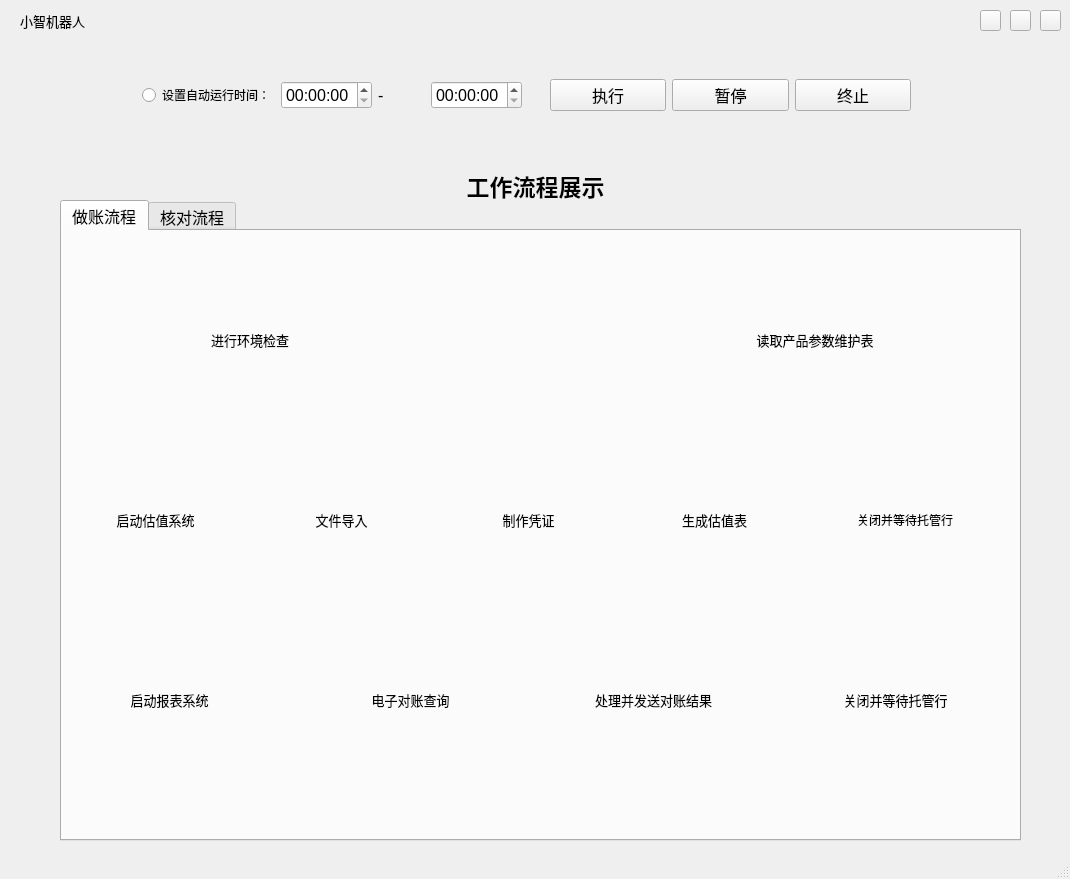
Above: uianimation/yhsb/windowsmomo.ui from buffer8848/pywinauto_samples before the change. Below: the same form after it.
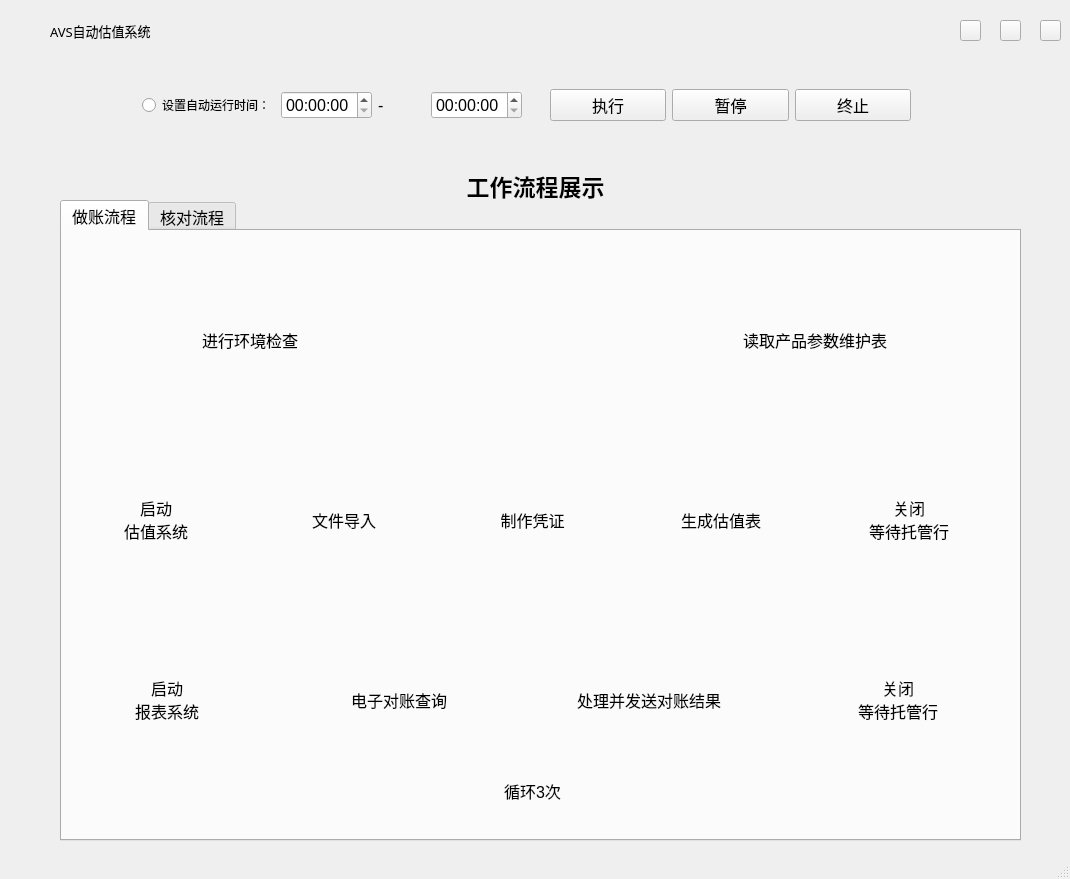
That is the form after the change.

The edit to the form file:
```diff
--- a/uianimation/yhsb/windowsmomo.ui
+++ b/uianimation/yhsb/windowsmomo.ui
@@ -26,7 +26,7 @@
     <property name="geometry">
      <rect>
       <x>142</x>
-      <y>60</y>
+      <y>70</y>
       <width>380</width>
       <height>71</height>
      </rect>
@@ -73,7 +73,7 @@
     <property name="geometry">
      <rect>
       <x>550</x>
-      <y>60</y>
+      <y>70</y>
       <width>361</width>
       <height>71</height>
      </rect>
@@ -129,9 +129,9 @@
    <widget class="QLabel" name="icon">
     <property name="geometry">
      <rect>
-      <x>20</x>
-      <y>10</y>
-      <width>141</width>
+      <x>50</x>
+      <y>20</y>
+      <width>291</width>
       <height>21</height>
      </rect>
     </property>
@@ -144,14 +144,14 @@
      </font>
     </property>
     <property name="text">
-     <string>小智机器人</string>
+     <string>AVS自动估值系统</string>
     </property>
    </widget>
    <widget class="QPushButton" name="setting">
     <property name="geometry">
      <rect>
-      <x>980</x>
-      <y>10</y>
+      <x>960</x>
+      <y>20</y>
       <width>21</width>
       <height>21</height>
      </rect>
@@ -169,8 +169,8 @@
    <widget class="QPushButton" name="min">
     <property name="geometry">
      <rect>
-      <x>1010</x>
-      <y>10</y>
+      <x>1000</x>
+      <y>20</y>
       <width>21</width>
       <height>21</height>
      </rect>
@@ -189,7 +189,7 @@
     <property name="geometry">
      <rect>
       <x>1040</x>
-      <y>10</y>
+      <y>20</y>
       <width>21</width>
       <height>21</height>
      </rect>
@@ -241,11 +241,12 @@
            <property name="font">
             <font>
              <family>Arial</family>
-             <pointsize>10</pointsize>
+             <pointsize>12</pointsize>
             </font>
            </property>
            <property name="text">
-            <string>启动报表系统</string>
+            <string>启动
+报表系统</string>
            </property>
            <property name="alignment">
             <set>Qt::AlignCenter</set>
@@ -292,7 +293,7 @@
            <property name="font">
             <font>
              <family>Arial</family>
-             <pointsize>10</pointsize>
+             <pointsize>12</pointsize>
             </font>
            </property>
            <property name="text">
@@ -343,7 +344,7 @@
            <property name="font">
             <font>
              <family>Arial</family>
-             <pointsize>10</pointsize>
+             <pointsize>12</pointsize>
             </font>
            </property>
            <property name="text">
@@ -394,11 +395,12 @@
            <property name="font">
             <font>
              <family>Arial</family>
-             <pointsize>10</pointsize>
+             <pointsize>12</pointsize>
             </font>
            </property>
            <property name="text">
-            <string>关闭并等待托管行</string>
+            <string>关闭
+等待托管行</string>
            </property>
            <property name="alignment">
             <set>Qt::AlignCenter</set>
@@ -436,7 +438,7 @@
            <property name="font">
             <font>
              <family>Arial</family>
-             <pointsize>10</pointsize>
+             <pointsize>12</pointsize>
             </font>
            </property>
            <property name="text">
@@ -487,7 +489,7 @@
            <property name="font">
             <font>
              <family>Arial</family>
-             <pointsize>10</pointsize>
+             <pointsize>12</pointsize>
             </font>
            </property>
            <property name="text">
@@ -551,11 +553,12 @@
            <property name="font">
             <font>
              <family>Arial</family>
-             <pointsize>10</pointsize>
+             <pointsize>12</pointsize>
             </font>
            </property>
            <property name="text">
-            <string>启动估值系统</string>
+            <string>启动
+估值系统</string>
            </property>
            <property name="alignment">
             <set>Qt::AlignCenter</set>
@@ -602,7 +605,7 @@
            <property name="font">
             <font>
              <family>Arial</family>
-             <pointsize>10</pointsize>
+             <pointsize>12</pointsize>
             </font>
            </property>
            <property name="text">
@@ -653,7 +656,7 @@
            <property name="font">
             <font>
              <family>Arial</family>
-             <pointsize>10</pointsize>
+             <pointsize>12</pointsize>
             </font>
            </property>
            <property name="text">
@@ -704,7 +707,7 @@
            <property name="font">
             <font>
              <family>Arial</family>
-             <pointsize>10</pointsize>
+             <pointsize>12</pointsize>
             </font>
            </property>
            <property name="text">
@@ -755,11 +758,12 @@
            <property name="font">
             <font>
              <family>Arial</family>
-             <pointsize>9</pointsize>
+             <pointsize>12</pointsize>
             </font>
            </property>
            <property name="text">
-            <string>关闭并等待托管行</string>
+            <string>关闭
+等待托管行</string>
            </property>
            <property name="alignment">
             <set>Qt::AlignCenter</set>
@@ -817,11 +821,11 @@
          <property name="font">
           <font>
            <family>Arial</family>
-           <pointsize>10</pointsize>
+           <pointsize>12</pointsize>
           </font>
          </property>
          <property name="text">
-          <string/>
+          <string>循环3次</string>
          </property>
          <property name="alignment">
           <set>Qt::AlignCenter</set>
@@ -1249,6 +1253,19 @@
      </widget>
     </widget>
    </widget>
+   <widget class="QLabel" name="iconpic">
+    <property name="geometry">
+     <rect>
+      <x>10</x>
+      <y>10</y>
+      <width>31</width>
+      <height>31</height>
+     </rect>
+    </property>
+    <property name="text">
+     <string/>
+    </property>
+   </widget>
   </widget>
   <widget class="QStatusBar" name="statusbar">
    <property name="font">
```
Left out of the diff: 14 changed lines with no effect on the pictures.
